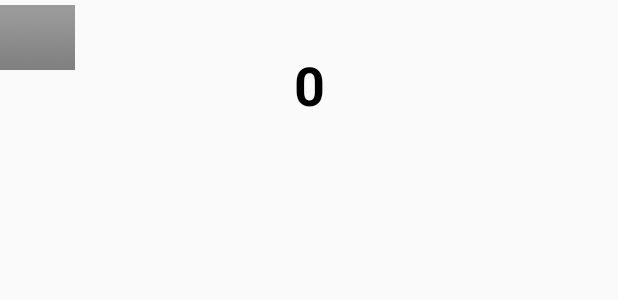
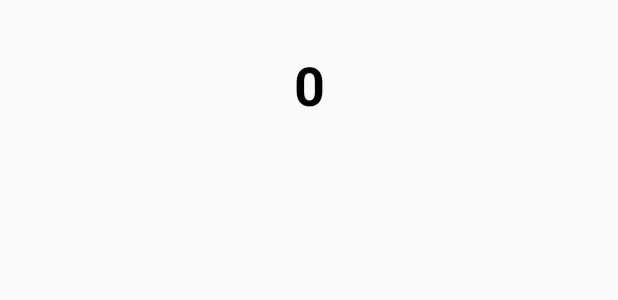
Before and after one commit to aoganezo/MatchingGame, an Android app: the layout activity_game_play.xml on its own in the app's theme, with its tools: preview values and no code run, on a phone screen of 412 x 824 dp. Shown: the top 300 px of the screen. Run offline under Robolectric (Android 15) with nearby library versions, the phone set to English and light mode, and no system bars.

Commit message:
Game work, project cleanup.

```diff
--- a/Memory/app/src/main/res/layout/activity_game_play.xml
+++ b/Memory/app/src/main/res/layout/activity_game_play.xml
@@ -20,12 +20,12 @@
         android:layout_marginTop="32dp"
         app:layout_constraintHorizontal_bias="0.501" />
 
-    <ImageView
-        android:id="@+id/imageView"
-        android:layout_width="50dp"
-        android:layout_height="50dp"
-        app:srcCompat="@android:drawable/title_bar"
-        tools:layout_editor_absoluteY="204dp"
-        tools:layout_editor_absoluteX="41dp" />
+    <GridView
+        android:id="@+id/gridview"
+        android:layout_width="371dp"
+        android:layout_height="469dp"
+        tools:layout_editor_absoluteX="8dp"
+        tools:layout_editor_absoluteY="90dp" />
+
 
 </android.support.constraint.ConstraintLayout>
```
Also changed, not shown: Memory/app/src/main/java/app/memory/GamePlay.java (+19 -6 lines), Memory/app/src/main/res/layout/content_game_play.xml (deleted, +0 -11 lines).
